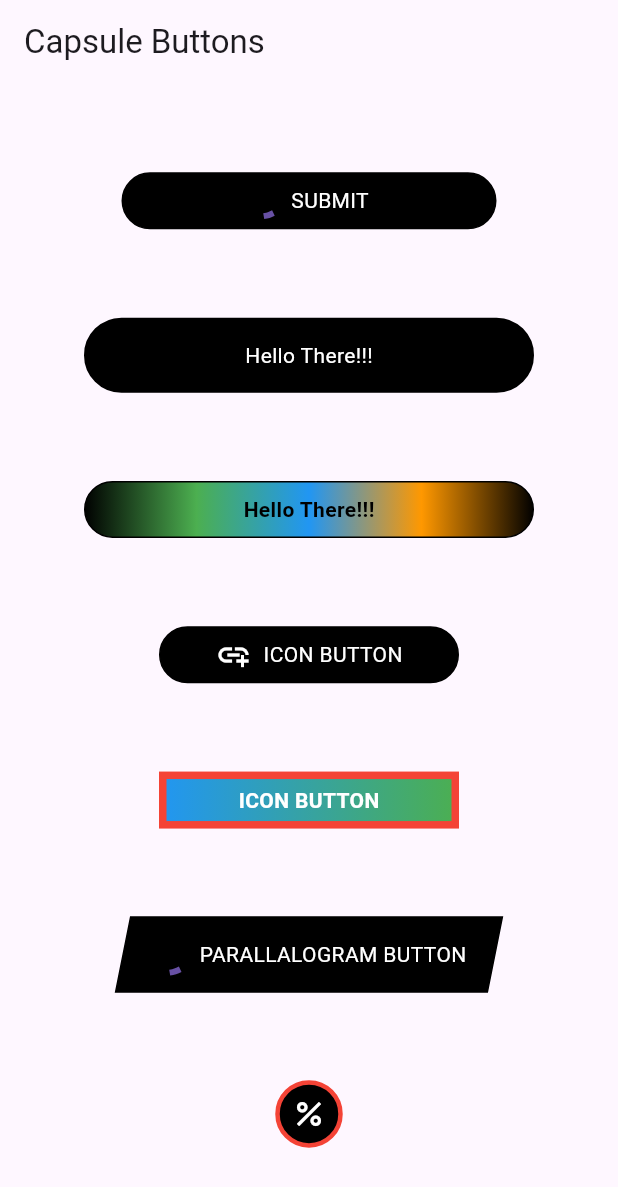
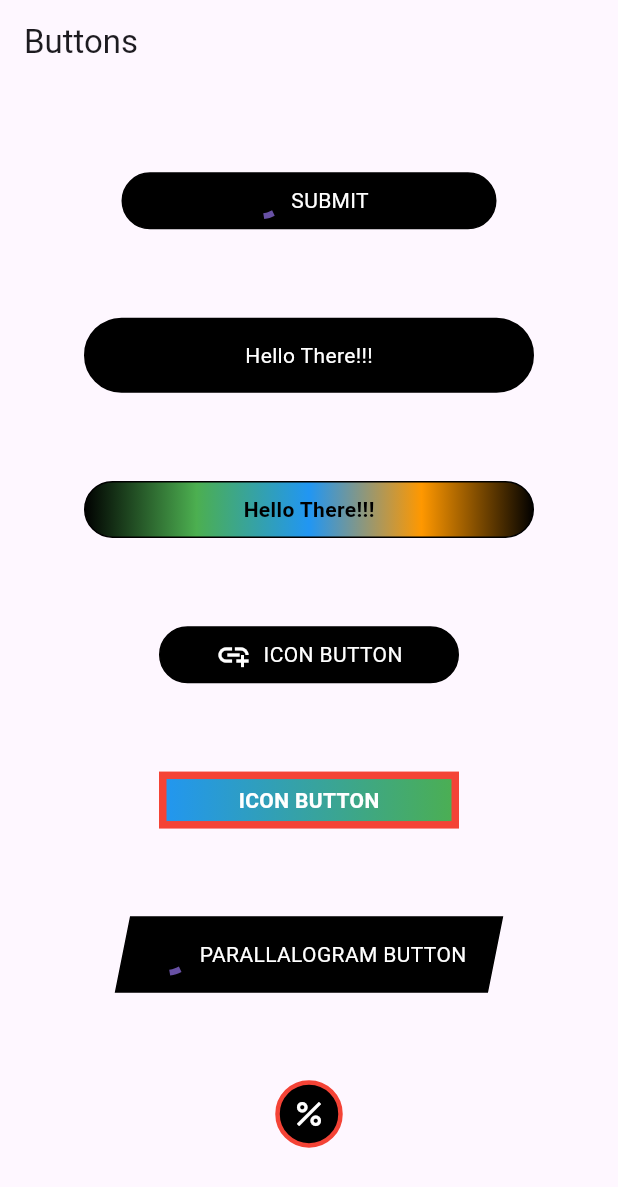
Before and after one commit to aneebasif/flutter-libraries, a Flutter app: the screen it shows after launch, on a phone screen of 412 x 824 dp. Shown: the top 1187 px of the screen. Run offline on Flutter 3.47's test engine with Material 2 defaults, Android fonts, the phone set to English and light mode, and no system bars.

Commit message:
updated app bar title in example

```diff
--- a/buttons/example/lib/main.dart
+++ b/buttons/example/lib/main.dart
@@ -16,7 +16,7 @@ class MyApp extends StatelessWidget {
       ),
       home: Scaffold(
         appBar: AppBar(
-          title: const Text('Capsule Buttons'),
+          title: const Text('Buttons'),
         ),
         body: Column(
           mainAxisAlignment: MainAxisAlignment.spaceEvenly,
```
